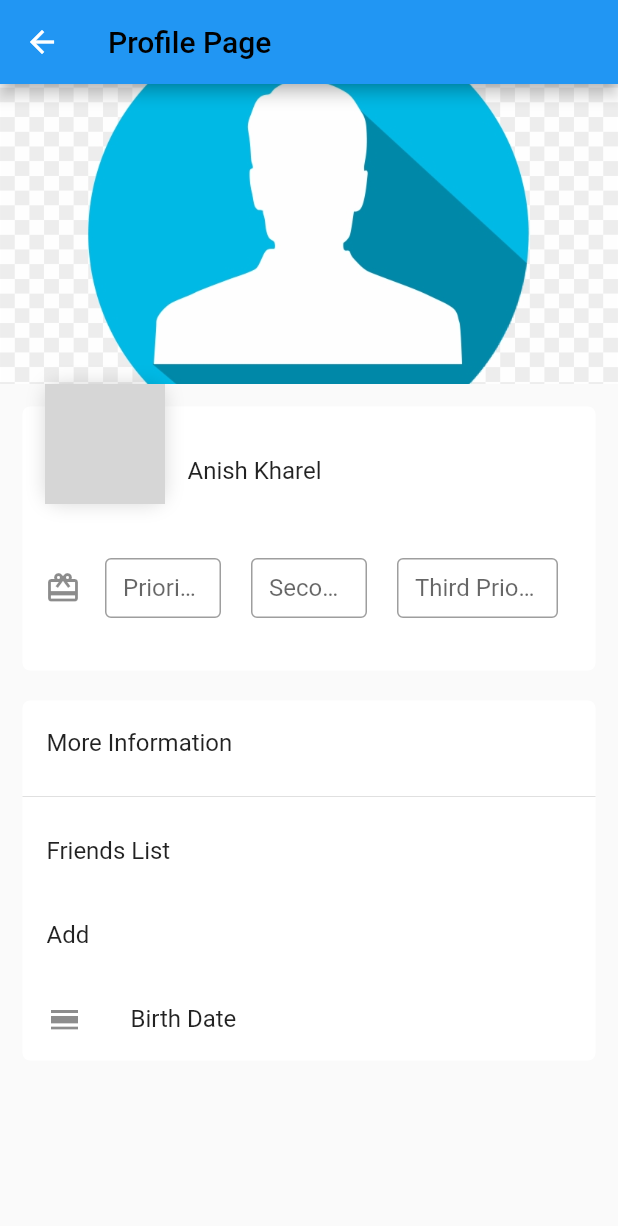
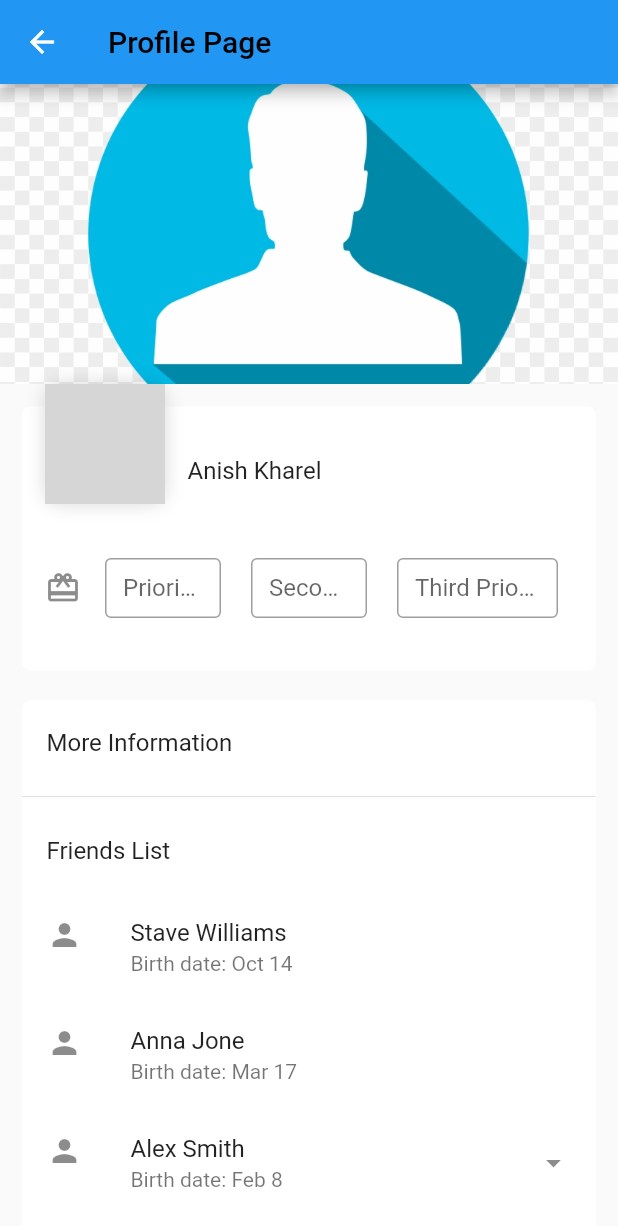
Before and after one commit to AnishKharel/GiftBook, a Flutter app: the Profilepage screen opened directly, on a phone screen of 412 x 824 dp. Shown: the top 1226 px of the screen. Run offline on Flutter 3.47's test engine with Material 2 defaults, Android fonts, the phone set to English and light mode, and no system bars; missing offline and left inert: mysql1; grey boxes are pictures that could not be loaded.

Commit message:
add Friends List

```diff
--- a/lib/views/Profile/profilepage.dart
+++ b/lib/views/Profile/profilepage.dart
@@ -164,20 +164,30 @@ class Profilepage extends StatelessWidget {
                         Divider(),
                         ListTile(
                           title: Text("Friends List"),
-                          // subtitle: Text("MosallasDev@gmail.com"),
-                          // leading: Icon(Icons.email),
                         ),
                         ListTile(
-                          title: Text("Add"),
-                          // subtitle: Text(
-                          //     "We hope you find this channel useful.\nMosallas, is a group of 4 people who can do your projects well.\nAnd they will teach you their skills in this channel."),
-                          // leading: Icon(Icons.format_align_center),
+                          leading: Icon(Icons.person),
+                          title: Text("Stave Williams"),
+                          subtitle: Text("Birth date: Oct 14 "),
                         ),
                         ListTile(
-                          title: Text("Birth Date"),
-                          // subtitle: Text("25 September 2020"),
-                          leading: Icon(Icons.calendar_view_day),
+                          leading: Icon(Icons.person),
+                          title: Text("Anna Jone"),
+                          subtitle: Text("Birth date: Mar 17 "),
                         ),
+                        ListTile(
+                          leading: Icon(Icons.person),
+                          title: Text("Alex Smith"),
+                          subtitle: Text("Birth date: Feb 8 "),
+                          trailing: Icon(Icons.arrow_drop_down),
+                        ),
+                        ListTile(
+                          leading: Icon(Icons.add_box_outlined),
+                        ),
+                        // ListTile(
+                        //   title: Text("Birth Date"),
+                        //   leading: Icon(Icons.calendar_view_day),
+                        // ),
                       ],
                     ),
                   ),
```
